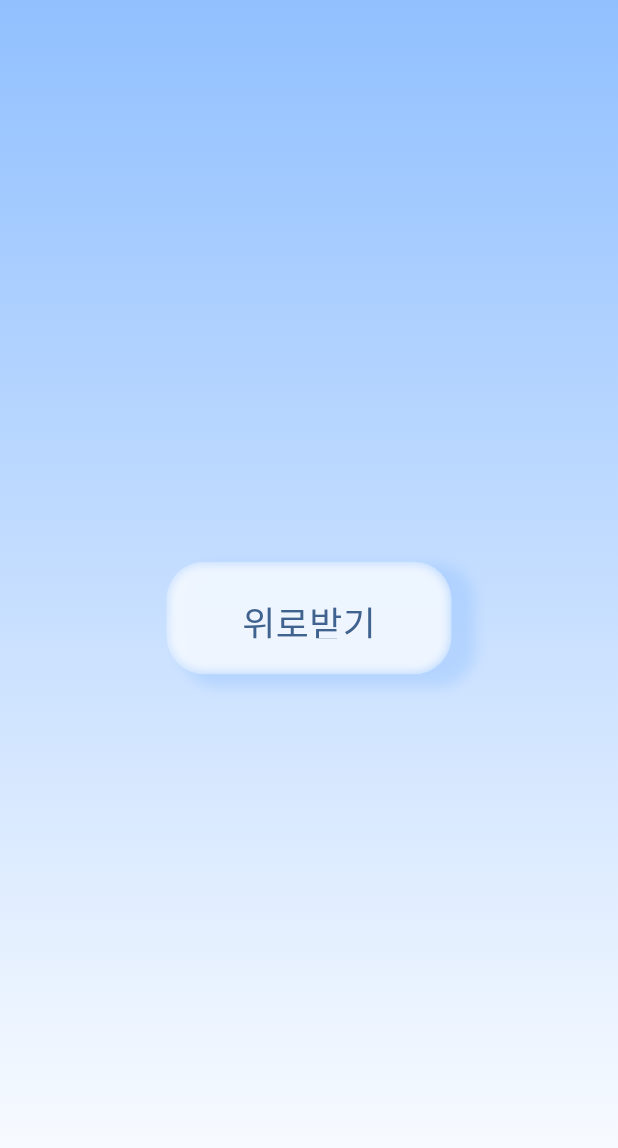
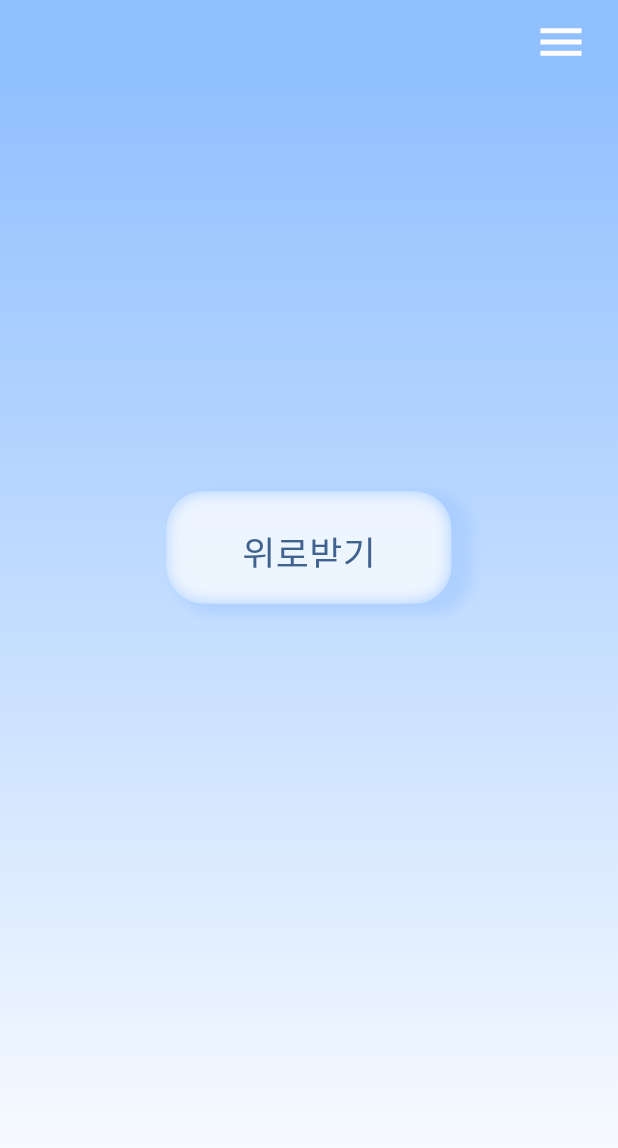
Before and after one commit to haeraam/cheer_app, a Flutter app: the screen it shows after launch, on a phone screen of 412 x 824 dp. Shown: the top 1148 px of the screen. Run offline on Flutter 3.47's test engine with Material 2 defaults, Android fonts, the phone set to English and light mode, and no system bars; our stand-ins replace go_router, google_fonts.

Commit message:
마이페이지 생성

```diff
--- a/lib/main.dart
+++ b/lib/main.dart
@@ -2,6 +2,7 @@ import 'package:cheer_app/page/choice_page.dart';
 import 'package:cheer_app/page/consolation_juidge_page.dart';
 import 'package:cheer_app/page/consolation_page.dart';
 import 'package:cheer_app/page/homepage.dart';
+import 'package:cheer_app/page/mypage.dart';
 import 'package:flutter/material.dart';
 import 'package:flutter/services.dart';
 import 'package:go_router/go_router.dart';
@@ -56,6 +57,14 @@ class MyApp extends StatelessWidget {
             child: const ConsolationPage(),
           ),
         ),
+        GoRoute(
+          path: '/myPage',
+          pageBuilder: (context, state) => buildPageWithDefaultTransition(
+            context: context,
+            state: state,
+            child: const MyPage(),
+          ),
+        ),
       ]),
     );
   }
@@ -67,7 +76,7 @@ CustomTransitionPage buildPageWithDefaultTransition<T>({
   required Widget child,
 }) {
   return CustomTransitionPage<T>(
-    transitionDuration: Duration(milliseconds: 200),
+    transitionDuration: const Duration(milliseconds: 340),
     key: state.pageKey,
     child: child,
     transitionsBuilder: (context, animation, secondaryAnimation, child) => FadeTransition(
--- a/lib/page/consolation_page.dart
+++ b/lib/page/consolation_page.dart
@@ -17,7 +17,6 @@ class ConsolationPage extends StatelessWidget {
             Expanded(child: Container()),
             ClayBox(
               onPressed: () {
-                context.go('/choice');
               },
               width: double.infinity,
               height: 300,
--- a/lib/page/homepage.dart
+++ b/lib/page/homepage.dart
@@ -11,18 +11,21 @@ class HomePage extends StatelessWidget {
   Widget build(BuildContext context) {
     return Wrapper(
       child: Center(
+        child: Padding(
+          padding: const EdgeInsets.only(bottom: 150),
           child: ClayBox(
             onPressed: () {
               context.go('/choice');
             },
             width: 190,
             height: 75,
-          child:  Text(
+            child: Text(
               '위로받기',
               style: GoogleFonts.roboto().copyWith(
-              color: Color(0xFF40628E),
+                color: const Color(0xFF40628E),
                 fontSize: 24,
                 fontWeight: FontWeight.w200,
+              ),
             ),
           ),
         ),
--- a/lib/widget/background.dart
+++ b/lib/widget/background.dart
@@ -1,16 +1,48 @@
 // ignore_for_file: public_member_api_docs, sort_constructors_first
 import 'package:flutter/material.dart';
+import 'package:go_router/go_router.dart';
 
 class Wrapper extends StatelessWidget {
   const Wrapper({
     Key? key,
+    this.showMyPage = true,
+    this.showPop = false,
     this.child,
   }) : super(key: key);
   final Widget? child;
+  final bool showMyPage;
+  final bool showPop;
 
   @override
   Widget build(BuildContext context) {
     return Scaffold(
+      appBar: AppBar(
+        backgroundColor: const Color(0xFF91c0ff),
+        leading: showPop ? GestureDetector(
+          onTap: () {
+            context.pop();
+          },
+          child: const Icon(
+            Icons.keyboard_arrow_left,
+            color: Colors.white,
+            size: 36,
+          ),
+        ) : null,
+        actions: [
+          if (showMyPage)
+            GestureDetector(
+              onTap: () {
+                context.push('/myPage');
+              },
+              child: const Icon(
+                Icons.menu,
+                color: Colors.white,
+                size: 36,
+              ),
+            ),
+          const SizedBox(width: 20)
+        ],
+      ),
       body: Container(
         width: double.infinity,
         decoration: const BoxDecoration(
--- a/lib/widget/clay_box.dart
+++ b/lib/widget/clay_box.dart
@@ -66,7 +66,7 @@ class _ClayBoxState extends State<ClayBox> {
           boxShadow: [
             BoxShadow(
               color: Color.fromRGBO(145, 192, 255, widget.opacity / 2),
-              offset: Offset((_width) / 15, (_height) / 15),
+              offset: Offset((_width) / 20, (_height) / 20),
               blurRadius: min(_width, _height) / 12,
               spreadRadius: 3,
             ),
@@ -80,7 +80,7 @@ class _ClayBoxState extends State<ClayBox> {
             BoxShadow(
               color: Color.fromRGBO(255, 255, 255, widget.opacity),
               offset: const Offset(0, 0),
-              blurRadius: min(_width, _height) / 15,
+              blurRadius: min(_width, _height) / 10,
               spreadRadius: 0,
               blurStyle: BlurStyle.inner,
             ),
```
Also changed, not shown: lib/page/consolation_juidge_page.dart (+11 -2 lines), lib/page/mypage.dart (added, +30 -0 lines). Lines whose indentation alone changed are shown as unchanged.
